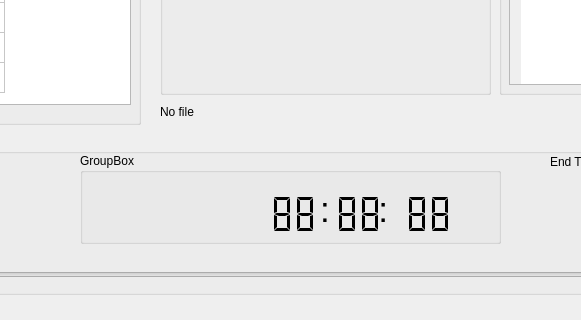
Old version of the form DisplaySelector/mainwindow.ui in the repository AlexRadacki/QtSfCM; both pictures show x 190 to 771 and y 442 to 762 of the 1041 by 762 pixel window.
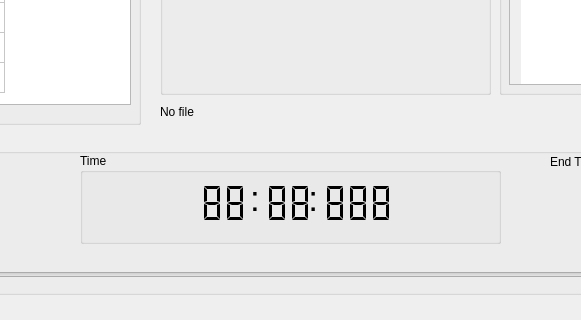
New version of the form.

```diff
--- a/DisplaySelector/mainwindow.ui
+++ b/DisplaySelector/mainwindow.ui
@@ -313,11 +313,23 @@
       <string>Loop</string>
      </property>
     </widget>
+    <widget class="QGroupBox" name="timerDisplayBox">
+     <property name="geometry">
+      <rect>
+       <x>260</x>
+       <y>19</y>
+       <width>421</width>
+       <height>91</height>
+      </rect>
+     </property>
+     <property name="title">
+      <string>Time</string>
+     </property>
     <widget class="QLCDNumber" name="currentTimeMinutes">
      <property name="geometry">
       <rect>
-       <x>440</x>
-       <y>60</y>
+        <x>110</x>
+        <y>30</y>
        <width>71</width>
        <height>41</height>
       </rect>
@@ -353,12 +365,15 @@
      <property name="value" stdset="0">
       <double>88.000000000000000</double>
      </property>
+      <property name="intValue" stdset="0">
+       <number>88</number>
+      </property>
     </widget>
     <widget class="QLCDNumber" name="currentTimeSeconds">
      <property name="geometry">
       <rect>
-       <x>500</x>
-       <y>60</y>
+        <x>170</x>
+        <y>30</y>
        <width>81</width>
        <height>41</height>
       </rect>
@@ -394,12 +409,15 @@
      <property name="value" stdset="0">
       <double>88.000000000000000</double>
      </property>
+      <property name="intValue" stdset="0">
+       <number>88</number>
+      </property>
     </widget>
     <widget class="QLCDNumber" name="currentTimeSeconds_2">
      <property name="geometry">
       <rect>
-       <x>570</x>
-       <y>60</y>
+        <x>240</x>
+        <y>30</y>
        <width>81</width>
        <height>41</height>
       </rect>
@@ -424,7 +442,7 @@
       <bool>true</bool>
      </property>
      <property name="digitCount">
-      <number>2</number>
+       <number>3</number>
      </property>
      <property name="mode">
       <enum>QLCDNumber::Dec</enum>
@@ -433,14 +451,17 @@
       <enum>QLCDNumber::Flat</enum>
      </property>
      <property name="value" stdset="0">
-      <double>88.000000000000000</double>
+       <double>888.000000000000000</double>
+      </property>
+      <property name="intValue" stdset="0">
+       <number>888</number>
      </property>
     </widget>
     <widget class="QLabel" name="label_2">
      <property name="geometry">
       <rect>
-       <x>500</x>
-       <y>40</y>
+        <x>170</x>
+        <y>10</y>
        <width>101</width>
        <height>71</height>
       </rect>
@@ -454,20 +475,12 @@
       <string>:     :</string>
      </property>
     </widget>
-    <widget class="QGroupBox" name="groupBox">
-     <property name="geometry">
-      <rect>
-       <x>260</x>
-       <y>19</y>
-       <width>421</width>
-       <height>91</height>
-      </rect>
-     </property>
-     <property name="title">
-      <string>GroupBox</string>
-     </property>
-    </widget>
     <zorder>label_2</zorder>
+     <zorder>currentTimeMinutes</zorder>
+     <zorder>currentTimeSeconds</zorder>
+     <zorder>currentTimeSeconds_2</zorder>
+    </widget>
+    <zorder>timerDisplayBox</zorder>
     <zorder>horizontalSlider</zorder>
     <zorder>label</zorder>
     <zorder>timeEdit</zorder>
```
Left out of the diff: 4 changed lines with no effect on the pictures. Lines whose indentation alone changed are shown as unchanged.
